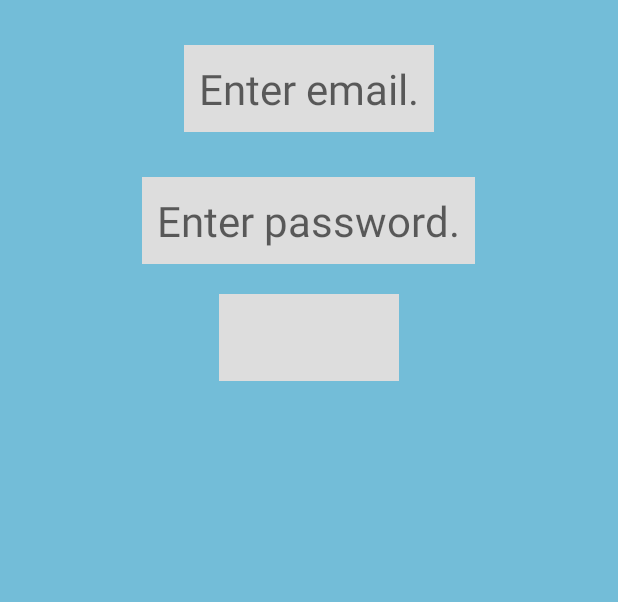
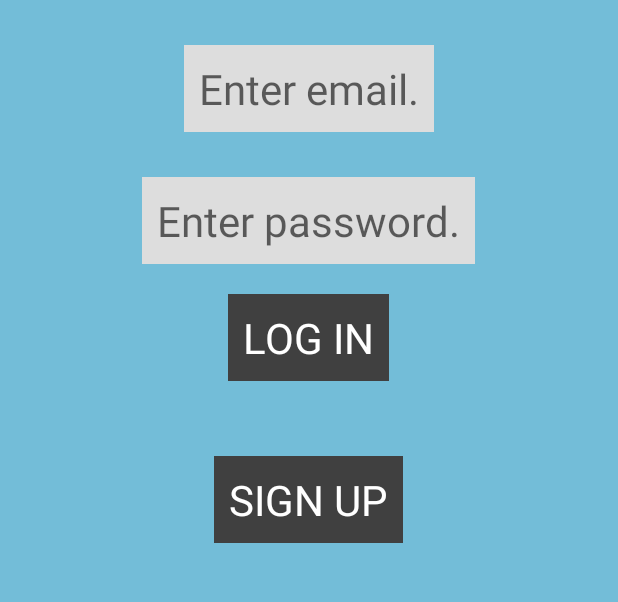
Before and after one commit to rmmartino/482f19-sarepach, an Android app: the layout activity_main.xml on its own in the app's theme, with its tools: preview values and no code run, on a phone screen of 412 x 824 dp, the part 450-1052 px from its top. Run offline under Robolectric (Android 15) with nearby library versions, the phone set to English and light mode, and no system bars.

Commit message:
Added pages to android

```diff
--- a/app/src/main/AndroidManifest.xml
+++ b/app/src/main/AndroidManifest.xml
@@ -16,6 +16,11 @@
                 <category android:name="android.intent.category.LAUNCHER" />
             </intent-filter>
         </activity>
+        <activity android:name=".ItemsActivity">
+        </activity>
+        <activity android:name=".ProfileActivity">
+    </activity>
+
     </application>
 
 </manifest>
--- /dev/null
+++ b/app/src/main/java/com/example/sarepach/ItemsActivity.java
@@ -0,0 +1,4 @@
+package com.example.sarepach;
+
+public class ItemsActivity {
+}
--- /dev/null
+++ b/app/src/main/java/com/example/sarepach/ProfileActivity.java
@@ -0,0 +1,4 @@
+package com.example.sarepach;
+
+public class ProfileActivity {
+}
--- a/app/src/main/res/layout/activity_main.xml
+++ b/app/src/main/res/layout/activity_main.xml
@@ -36,13 +36,27 @@
 
 
     <TextView
-        android:id="@+id/pop_up"
+        android:id="@+id/loginID"
         style="@style/LabelStyle"
+        android:background="@color/darkGrey"
         android:layout_below="@+id/passwordID"
-        android:minWidth="120dp"
         android:layout_centerHorizontal="true"
         android:layout_marginTop="20dp"
         android:textSize="28sp"
+        android:textColor="@android:color/white"
+        android:text="@string/login_label"
+        />
+
+    <TextView
+        android:id="@+id/signupID"
+        style="@style/LabelStyle"
+        android:background="@color/darkGrey"
+        android:layout_below="@+id/loginID"
+        android:layout_centerHorizontal="true"
+        android:layout_marginTop="50dp"
+        android:textSize="28sp"
+        android:textColor="@android:color/white"
+        android:text="@string/signup_label"
         />
 
 </RelativeLayout>
--- a/app/src/main/res/values/colors.xml
+++ b/app/src/main/res/values/colors.xml
@@ -4,6 +4,7 @@
     <color name="colorPrimaryDark">#00574B</color>
     <color name="colorAccent">#D81B60</color>
     <color name="lightGrey">#DDDDDD</color>
+    <color name="darkGrey">#404040</color>
     <color name="background">#73BDD8</color>
 
 </resources>
--- a/app/src/main/res/values/strings.xml
+++ b/app/src/main/res/values/strings.xml
@@ -2,5 +2,9 @@
     <string name="app_name">SaRePaCh</string>
     <string name="email_label">Enter email.</string>
     <string name="password_label">Enter password.</string>
+    <string name="login_label">LOG IN</string>
+    <string name="signup_label">SIGN UP</string>
+    <string name="items_label">AUCTION ITEMS</string>
+    <string name="profile_label">PROFILE</string>
 
 </resources>
```
Also changed, not shown: app/src/main/res/layout/activity_items.xml (added, +18 -0 lines), app/src/main/res/layout/activity_profile.xml (added, +19 -0 lines).
